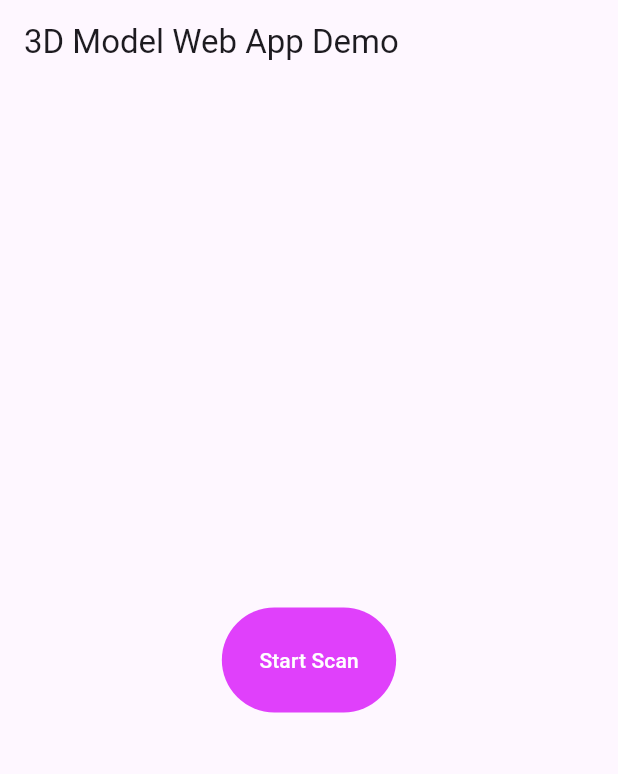
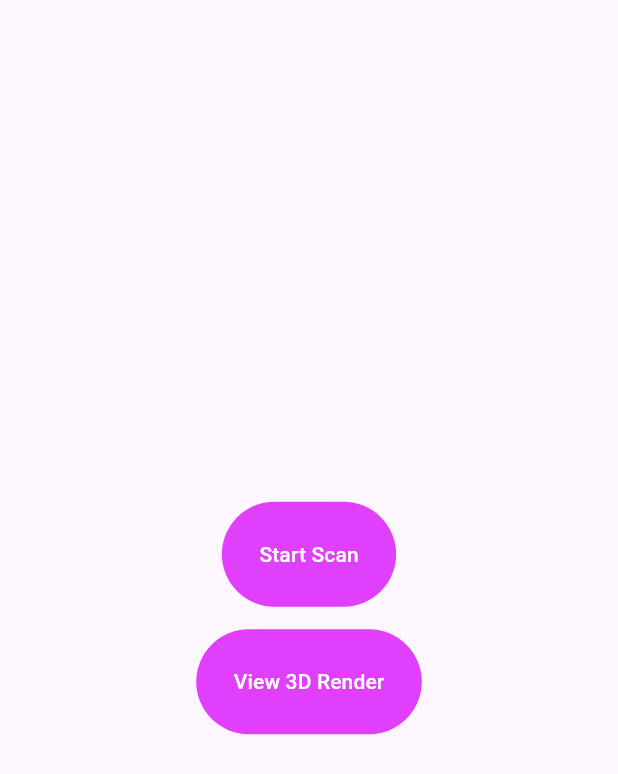
Before and after one commit to KingCyb0rg/3D-Human-Pose-Capstone, a Flutter app: the screen it shows after launch, on a phone screen of 412 x 824 dp. Shown: the top 774 px of the screen. Run offline on Flutter 3.47's test engine with Material 3 defaults, Android fonts, the light colour scheme and no system bars.

Commit message:
started implementation of page navigation

```diff
--- a/web_app/lib/main.dart
+++ b/web_app/lib/main.dart
@@ -11,15 +11,6 @@ class MyApp extends StatelessWidget {
     return MaterialApp(
       title: '3D Model Web Demo',
       theme: ThemeData(
-        // This is the theme of your application.
-        //
-        // Try running your application with "flutter run". You'll see the
-        // application has a blue toolbar. Then, without quitting the app, try
-        // changing the primarySwatch below to Colors.green and then invoke
-        // "hot reload" (press "r" in the console where you ran "flutter run",
-        // or simply save your changes to "hot reload" in a Flutter IDE).
-        // Notice that the counter didn't reset back to zero; the application
-        // is not restarted.
         primarySwatch: Colors.purple,
       ),
       home: MyHomePage(title: '3D Model Web App Demo'),
@@ -27,49 +18,82 @@ class MyApp extends StatelessWidget {
   }
 }
 
-class MyHomePage extends StatefulWidget {
-  MyHomePage({Key? key, required this.title}) : super(key: key);
-
-  // This widget is the home page of your application. It is stateful, meaning
-  // that it has a State object (defined below) that contains fields that affect
-  // how it looks.
-
-  // This class is the configuration for the state. It holds the values (in this
-  // case the title) provided by the parent (in this case the App widget) and
-  // used by the build method of the State. Fields in a Widget subclass are
-  // always marked "final".
-
+class MyHomePage extends StatelessWidget {
+  const MyHomePage({Key? key, required this.title}) : super(key: key);
   final String title;
 
   @override
-  _MyHomePageState createState() => _MyHomePageState();
-}
-
-class _MyHomePageState extends State<MyHomePage> {
-  @override
   Widget build(BuildContext context) {
     return Scaffold(
-      appBar: AppBar(
-        title: Text(widget.title),
-      ),
       body: Center(
         child: Column(
           mainAxisAlignment: MainAxisAlignment.center,
           children: <Widget>[
             TextButton(
-                style: ButtonStyle(
-                  backgroundColor:
-                      MaterialStateProperty.all<Color>(Colors.purpleAccent),
-                  foregroundColor:
-                      MaterialStateProperty.all<Color>(Colors.white),
-                  padding:
-                      MaterialStateProperty.all<EdgeInsets>(EdgeInsets.all(25)),
-                ),
-                onPressed: () {},
-                child: Text('Start Scan'))
+                style: defaultButtonStyle(),
+                onPressed: () {
+                  Navigator.push(context, MaterialPageRoute(builder: (context) {
+                    return const ScanningPage(title: "Scanner Environment");
+                  }));
+                },
+                child: Text('Start Scan')),
+            SizedBox(height: 15),
+            TextButton(
+                style: defaultButtonStyle(),
+                onPressed: () {
+                  Navigator.push(context, MaterialPageRoute(builder: (context) {
+                    return const ViewModelPage(title: "3D Render Viewer");
+                  }));
+                },
+                child: Text('View 3D Render'))
           ],
         ),
       ),
     );
   }
 }
+
+class ScanningPage extends StatelessWidget {
+  const ScanningPage({Key? key, required this.title}) : super(key: key);
+
+  final String title;
+
+  @override
+  Widget build(BuildContext context) {
+    return Scaffold(
+      body: Center(
+        child: Column(
+          children: [
+            Text("Scanning Environment goes here!"),
+            SizedBox(height: 15),
+            TextButton(onPressed: () {
+              Navigator.pop(context)
+            }), child: child)
+
+          ],
+        ),
+      ),
+    );
+  }
+}
+
+class ViewModelPage extends StatelessWidget {
+  const ViewModelPage({Key? key, required this.title}) : super(key: key);
+
+  final String title;
+
+  @override
+  Widget build(BuildContext context) {
+    return Scaffold(
+      body: Center(
+        child: Text("3D Render goes here!"),
+      ),
+    );
+  }
+}
+
+ButtonStyle defaultButtonStyle() => ButtonStyle(
+      backgroundColor: MaterialStateProperty.all<Color>(Colors.purpleAccent),
+      foregroundColor: MaterialStateProperty.all<Color>(Colors.white),
+      padding: MaterialStateProperty.all<EdgeInsets>(EdgeInsets.all(25)),
+    );
```
